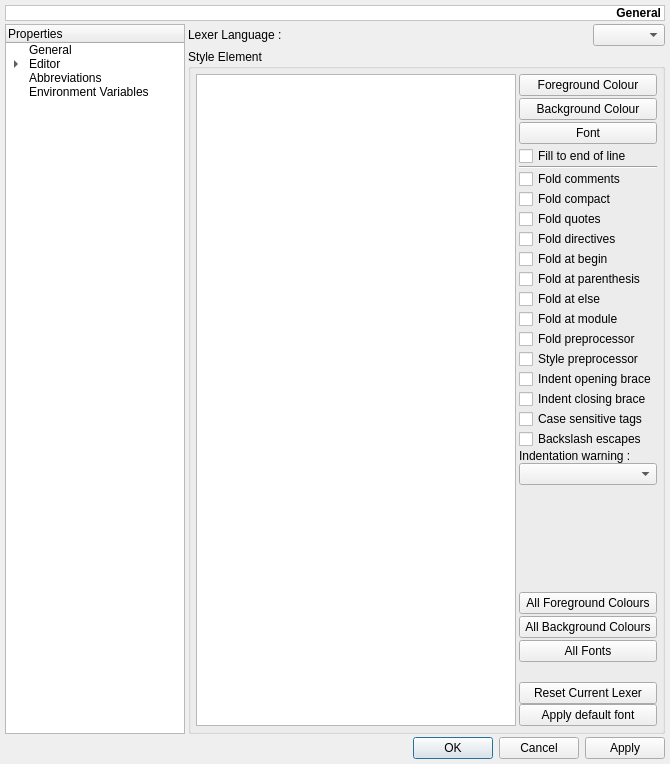
Old version of the form mks/ui/UISettings.ui in the repository andreikop/enki.
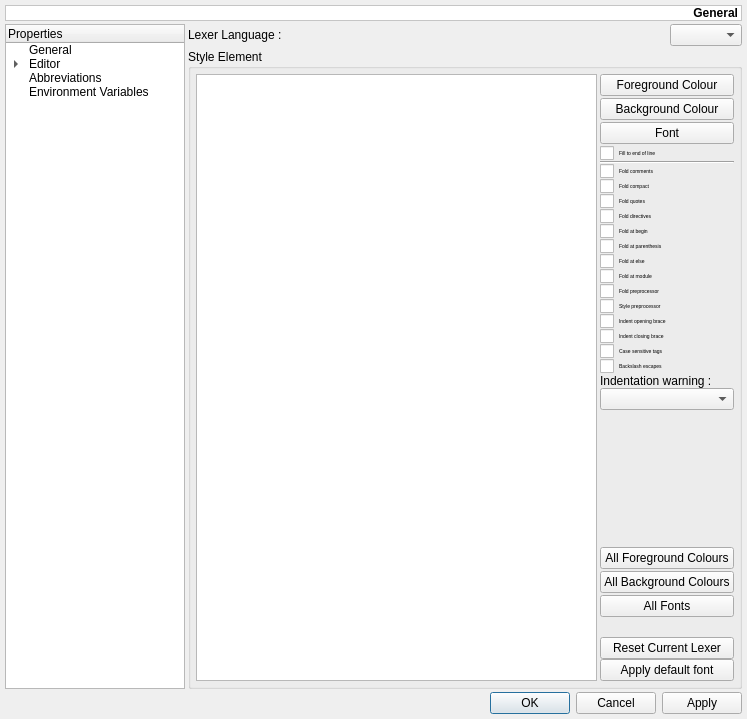
New version of the form. The open tabs and pages were chosen to show the change. Custom widgets are drawn as their Qt base class.

Commit message: Convenient methods for get/set settings

```diff
--- a/mks/ui/UISettings.ui
+++ b/mks/ui/UISettings.ui
@@ -6,8 +6,8 @@
    <rect>
     <x>0</x>
     <y>0</y>
-    <width>670</width>
-    <height>764</height>
+    <width>747</width>
+    <height>719</height>
    </rect>
   </property>
   <property name="windowTitle">
@@ -2307,6 +2307,11 @@
               </item>
               <item>
                <widget class="QCheckBox" name="cbLexersHighlightingFillEol">
+                <property name="font">
+                 <font>
+                  <pointsize>4</pointsize>
+                 </font>
+                </property>
                 <property name="text">
                  <string>Fill to end of line</string>
                 </property>
@@ -2323,6 +2328,11 @@
             </item>
             <item>
              <widget class="QCheckBox" name="cbLexersHighlightingFoldComments">
+              <property name="font">
+               <font>
+                <pointsize>4</pointsize>
+               </font>
+              </property>
               <property name="statusTip">
                <string>setFoldComments</string>
               </property>
@@ -2333,6 +2343,11 @@
             </item>
             <item>
              <widget class="QCheckBox" name="cbLexersHighlightingFoldCompact">
+              <property name="font">
+               <font>
+                <pointsize>4</pointsize>
+               </font>
+              </property>
               <property name="statusTip">
                <string>setFoldCompact</string>
               </property>
@@ -2343,6 +2358,11 @@
             </item>
             <item>
              <widget class="QCheckBox" name="cbLexersHighlightingFoldQuotes">
+              <property name="font">
+               <font>
+                <pointsize>4</pointsize>
+               </font>
+              </property>
               <property name="statusTip">
                <string>setFoldQuotes</string>
               </property>
@@ -2353,6 +2373,11 @@
             </item>
             <item>
              <widget class="QCheckBox" name="cbLexersHighlightingFoldDirectives">
+              <property name="font">
+               <font>
+                <pointsize>4</pointsize>
+               </font>
+              </property>
               <property name="statusTip">
                <string>setFoldDirectives</string>
               </property>
@@ -2363,6 +2388,11 @@
             </item>
             <item>
              <widget class="QCheckBox" name="cbLexersHighlightingFoldAtBegin">
+              <property name="font">
+               <font>
+                <pointsize>4</pointsize>
+               </font>
+              </property>
               <property name="statusTip">
                <string>setFoldAtBegin</string>
               </property>
@@ -2373,6 +2403,11 @@
             </item>
             <item>
              <widget class="QCheckBox" name="cbLexersHighlightingFoldAtParenthesis">
+              <property name="font">
+               <font>
+                <pointsize>4</pointsize>
+               </font>
+              </property>
               <property name="statusTip">
                <string>setFoldAtParenthesis</string>
               </property>
@@ -2383,6 +2418,11 @@
             </item>
             <item>
              <widget class="QCheckBox" name="cbLexersHighlightingFoldAtElse">
+              <property name="font">
+               <font>
+                <pointsize>4</pointsize>
+               </font>
+              </property>
               <property name="statusTip">
                <string>setFoldAtElse</string>
               </property>
@@ -2393,6 +2433,11 @@
             </item>
             <item>
              <widget class="QCheckBox" name="cbLexersHighlightingFoldAtModule">
+              <property name="font">
+               <font>
+                <pointsize>4</pointsize>
+               </font>
+              </property>
               <property name="statusTip">
                <string>setFoldAtModule</string>
               </property>
@@ -2403,6 +2448,11 @@
             </item>
             <item>
              <widget class="QCheckBox" name="cbLexersHighlightingFoldPreprocessor">
+              <property name="font">
+               <font>
+                <pointsize>4</pointsize>
+               </font>
+              </property>
               <property name="statusTip">
                <string>setFoldPreprocessor</string>
               </property>
@@ -2413,6 +2463,11 @@
             </item>
             <item>
              <widget class="QCheckBox" name="cbLexersHighlightingStylePreprocessor">
+              <property name="font">
+               <font>
+                <pointsize>4</pointsize>
+               </font>
+              </property>
               <property name="statusTip">
                <string>setStylePreprocessor</string>
               </property>
@@ -2423,6 +2478,11 @@
             </item>
             <item>
              <widget class="QCheckBox" name="cbLexersHighlightingIndentOpeningBrace">
+              <property name="font">
+               <font>
+                <pointsize>4</pointsize>
+               </font>
+              </property>
               <property name="text">
                <string>Indent opening brace</string>
               </property>
@@ -2430,6 +2490,11 @@
             </item>
             <item>
              <widget class="QCheckBox" name="cbLexersHighlightingIndentClosingBrace">
+              <property name="font">
+               <font>
+                <pointsize>4</pointsize>
+               </font>
+              </property>
               <property name="text">
                <string>Indent closing brace</string>
               </property>
@@ -2437,6 +2502,11 @@
             </item>
             <item>
              <widget class="QCheckBox" name="cbLexersHighlightingCaseSensitiveTags">
+              <property name="font">
+               <font>
+                <pointsize>4</pointsize>
+               </font>
+              </property>
               <property name="statusTip">
                <string>setCaseSensitiveTags</string>
               </property>
@@ -2447,6 +2517,11 @@
             </item>
             <item>
              <widget class="QCheckBox" name="cbLexersHighlightingBackslashEscapes">
+              <property name="font">
+               <font>
+                <pointsize>4</pointsize>
+               </font>
+              </property>
               <property name="statusTip">
                <string>setBackslashEscapes</string>
               </property>
```
Left out of the diff: 148 changed lines with no effect on the pictures. The commit also changes 3 other files.
